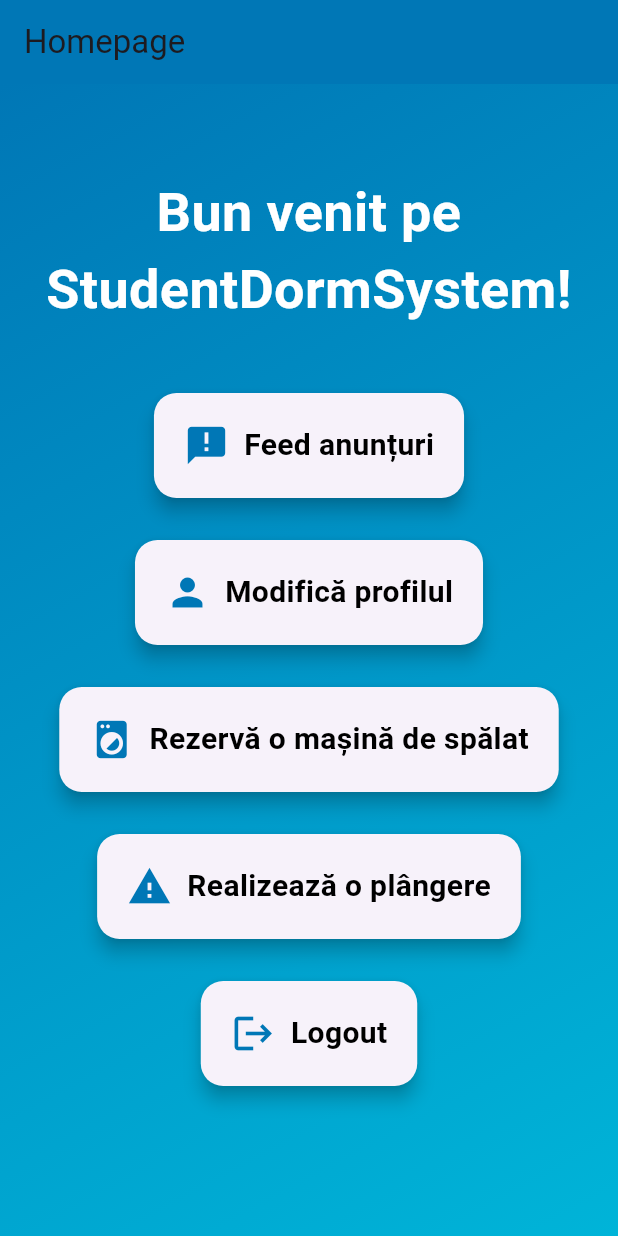
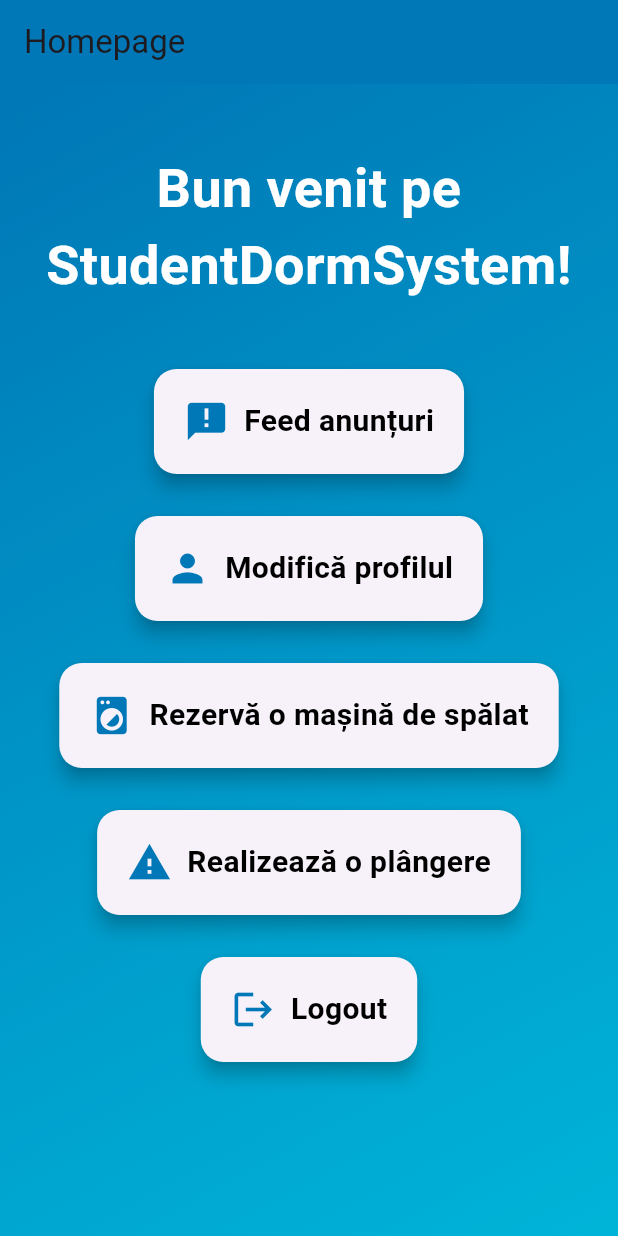
Before and after one commit to adelin232/StudentDormFrontend, a Flutter app: the HomePage screen opened directly, on a phone screen of 412 x 824 dp. Run offline on Flutter 3.47's test engine with Material 3 defaults, Android fonts, the phone set to English and light mode, and no system bars; our stand-ins replace firebase_auth, firebase_core; accounts and stored records are empty; network calls fail.

Commit message:
Make a little fix on padding

```diff
--- a/student_dorm_frontend/lib/home_page.dart
+++ b/student_dorm_frontend/lib/home_page.dart
@@ -77,7 +77,7 @@ class _HomePageState extends State<HomePage> {
         ),
         child: SingleChildScrollView(
           child: Padding(
-            padding: const EdgeInsets.only(top: 40.0),
+            padding: const EdgeInsets.only(top: 24.0),
             child: Center(
               child: Padding(
                 padding: const EdgeInsets.all(20.0),
```
